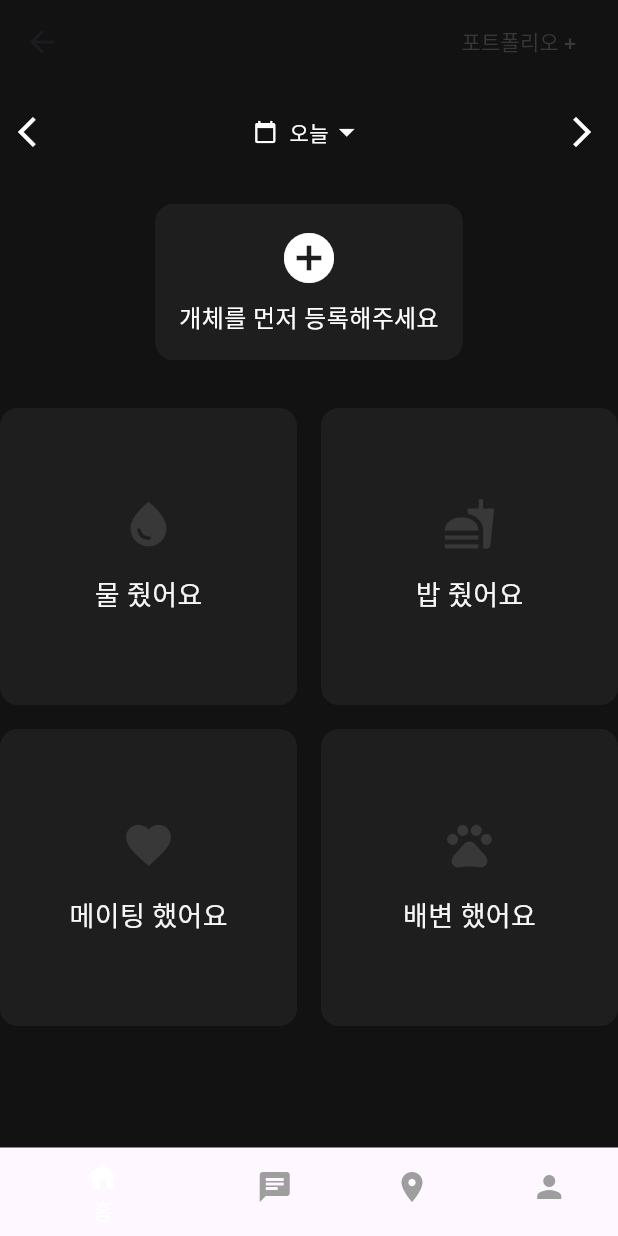
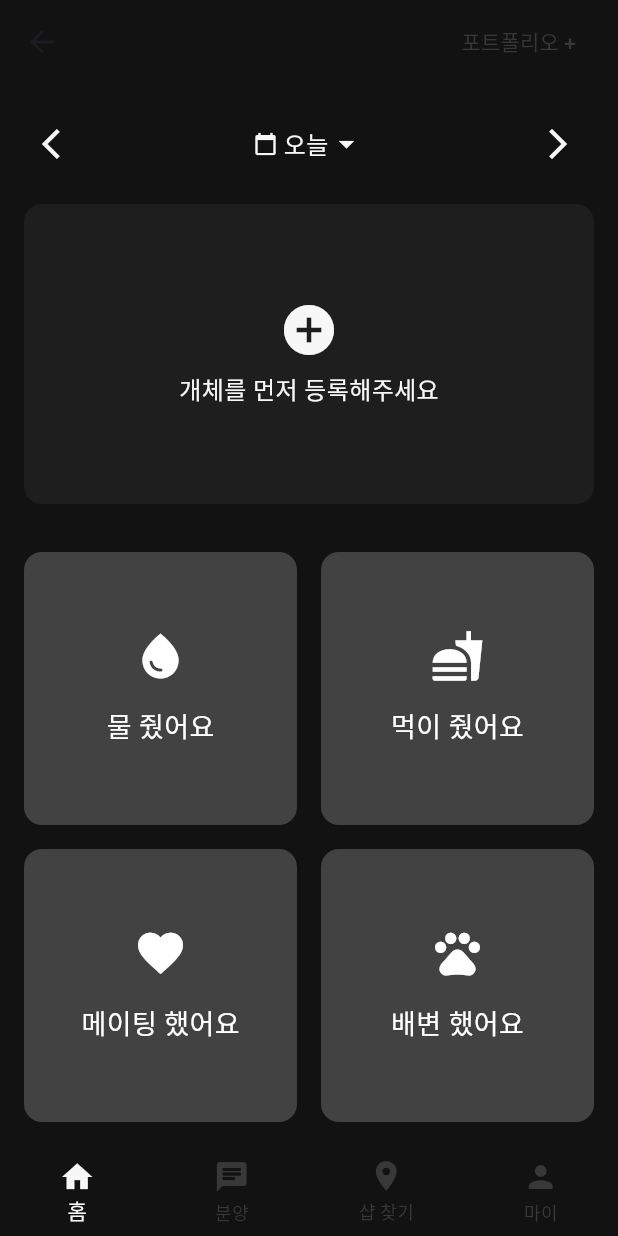
Before and after one commit to oobinkim/rep_f_Flutter, a Flutter app: the HomeView screen opened by its route, on a phone screen of 412 x 824 dp. Run offline on Flutter 3.47's test engine with Material 3 defaults, Android fonts, the phone set to English and light mode, and no system bars; our stand-ins replace cloud_firestore, firebase_auth, firebase_core; accounts and stored records are empty; Roboto replaces fonts that are missing (Pretendard); project files that could hold a hidden picture were left out.

Commit message:
그리드버튼 이미지와 아이콘 둘다 지원하도록 수정, 그리드버튼 간격수정, 개체추가 버튼 디테일수정

```diff
--- a/lib/views/home_view/home_view.dart
+++ b/lib/views/home_view/home_view.dart
@@ -1,12 +1,19 @@
 import 'package:flutter/material.dart';
 import '../../share/app_color.dart';
-import '../../widgets/grid_button.dart';
+import '../../widgets/grid_button.dart'; // GridButton을 임포트
 
-class HomeView extends StatelessWidget {
+class HomeView extends StatefulWidget {
+  @override
+  _HomeViewState createState() => _HomeViewState();
+}
+
+class _HomeViewState extends State<HomeView> {
+  int _currentIndex = 0; // 현재 선택된 탭의 인덱스
+
   @override
   Widget build(BuildContext context) {
     return Scaffold(
-      backgroundColor: AppColors.black, // 배경색
+      backgroundColor: AppColors.black,
       appBar: AppBar(
         backgroundColor: AppColors.black,
         elevation: 0,
@@ -28,17 +35,16 @@
           ],
         ),
       ),
-      body: Column(
-        crossAxisAlignment: CrossAxisAlignment.center,
+      body: Padding(
+        padding: const EdgeInsets.all(16.0),
+        child: Column(
           children: [
             // 이전, 오늘, 다음 버튼 영역
-          Padding(
-            padding: const EdgeInsets.symmetric(vertical: 8.0),
-            child: Row(
+            Row(
               mainAxisAlignment: MainAxisAlignment.spaceBetween,
               children: [
                 IconButton(
-                  icon: Icon(Icons.arrow_back_ios, color: Colors.white),
+                  icon: Icon(Icons.arrow_back_ios, color: AppColors.white),
                   onPressed: () {
                     print("이전 버튼 눌림");
                   },
@@ -48,57 +54,64 @@
                     print("오늘 드롭다운 눌림");
                   },
                   child: Row(
-                    mainAxisAlignment: MainAxisAlignment.center,
                     children: [
-                      Icon(Icons.calendar_today, color: Colors.white, size: 16),
-                      SizedBox(width: 8),
+                      Icon(Icons.calendar_today, color: AppColors.white, size: 16),
+                      SizedBox(width: 4),
                       Text(
                         "오늘",
                         style: TextStyle(
-                          color: Colors.white,
+                          color: AppColors.white,
                           fontWeight: FontWeight.w500,
+                          fontSize: 16,
                         ),
                       ),
-                      Icon(Icons.arrow_drop_down, color: Colors.white),
+                      Icon(Icons.arrow_drop_down, color: AppColors.white),
                     ],
                   ),
                 ),
                 IconButton(
-                  icon: Icon(Icons.arrow_forward_ios, color: Colors.white),
+                  icon: Icon(Icons.arrow_forward_ios, color: AppColors.white),
                   onPressed: () {
                     print("다음 버튼 눌림");
                   },
                 ),
               ],
             ),
-          ),
             SizedBox(height: 16),
+            // 개체 등록 버튼
             GestureDetector(
               onTap: () {
                 print("개체 등록 버튼 눌림");
               },
               child: Container(
-              padding: EdgeInsets.all(16), // 내부 여백
+                width: double.infinity,
+                height: 200, // 세로 길이를 늘림
+                padding: EdgeInsets.all(24),
                 decoration: BoxDecoration(
-                color:AppColors.darkGray, // 배경색 지정
-                borderRadius: BorderRadius.circular(12), // 둥근 모서리
+                  color: AppColors.darkGray,
+                  borderRadius: BorderRadius.circular(12),
                 ),
                 child: Column(
+                  mainAxisAlignment: MainAxisAlignment.center,
                   children: [
-                  Icon(Icons.add_circle, color: Colors.white, size: 40),
+                    Icon(Icons.add_circle, color: AppColors.white, size: 40),
                     SizedBox(height: 8),
                     Text(
                       "개체를 먼저 등록해주세요",
-                    style: TextStyle(color: Colors.white, fontSize: 16),
+                      style: TextStyle(
+                        color: AppColors.white,
+                        fontSize: 16,
+                        fontWeight: FontWeight.w500,
+                      ),
                     ),
                   ],
                 ),
               ),
             ),
             SizedBox(height: 32),
+            // Grid 버튼 영역
             Expanded(
               child: GridView.count(
-              shrinkWrap: true,
                 crossAxisCount: 2,
                 mainAxisSpacing: 16,
                 crossAxisSpacing: 16,
@@ -107,35 +120,59 @@
                     label: "물 줬어요",
                     icon: Icons.water_drop,
                     isSelected: false,
-                  onTap: () => print("물 줬어요 버튼 눌림"),
+                    onTap: () {
+                      print("물 줬어요 버튼 눌림");
+                    },
                   ),
                   GridButton(
-                  label: "밥 줬어요",
+                    label: "먹이 줬어요",
                     icon: Icons.fastfood,
                     isSelected: false,
-                  onTap: () => print("밥 줬어요 버튼 눌림"),
+                    onTap: () {
+                      print("먹이 줬어요 버튼 눌림");
+                    },
                   ),
                   GridButton(
                     label: "메이팅 했어요",
                     icon: Icons.favorite,
                     isSelected: false,
-                  onTap: () => print("메이팅 했어요 버튼 눌림"),
+                    onTap: () {
+                      print("메이팅 했어요 버튼 눌림");
+                    },
                   ),
                   GridButton(
                     label: "배변 했어요",
                     icon: Icons.pets,
                     isSelected: false,
-                  onTap: () => print("배변 했어요 버튼 눌림"),
+                    onTap: () {
+                      print("배변 했어요 버튼 눌림");
+                    },
+                  ),
+                  GridButton(
+                    label: "탈피 했어요",
+                    icon: Icons.change_circle,
+                    isSelected: false,
+                    onTap: () {
+                      print("탈피 했어요 버튼 눌림");
+                    },
                   ),
                 ],
               ),
             ),
           ],
         ),
+      ),
       bottomNavigationBar: BottomNavigationBar(
-        backgroundColor: Colors.black,
-        selectedItemColor: Colors.white,
-        unselectedItemColor: Colors.grey,
+        type: BottomNavigationBarType.fixed, // 고정 타입 설정
+        backgroundColor: AppColors.black, // 배경색 검정으로 설정
+        selectedItemColor: AppColors.white, // 선택된 아이템 색상
+        unselectedItemColor: AppColors.lightGray, // 선택되지 않은 아이템 색상
+        currentIndex: _currentIndex, // 현재 선택된 탭의 인덱스
+        onTap: (int index) {
+          setState(() {
+            _currentIndex = index; // 선택된 인덱스를 업데이트
+          });
+        },
         items: [
           BottomNavigationBarItem(
             icon: Icon(Icons.home),
--- a/lib/widgets/grid_button.dart
+++ b/lib/widgets/grid_button.dart
@@ -1,9 +1,8 @@
 import 'package:flutter/material.dart';
-import '../../share/app_color.dart';
 
 class GridButton extends StatelessWidget {
   final String label;
-  final IconData icon;
+  final dynamic icon; // IconData 또는 Widget 타입 모두 지원
   final bool isSelected;
   final VoidCallback onTap;
 
@@ -17,40 +16,48 @@
 
   @override
   Widget build(BuildContext context) {
-    return Expanded(
-      child: GestureDetector(
+    return GestureDetector(
       onTap: onTap,
       child: Container(
-          height: 180,
         decoration: BoxDecoration(
-            color: isSelected ? AppColors.purposeButtonGrey : AppColors.darkGray,
+          color: isSelected ? Colors.grey[700] : Colors.grey[800],
           borderRadius: BorderRadius.circular(12),
           border: Border.all(
-              color: isSelected ? AppColors.lightGreen : Colors.transparent,
+            color: isSelected ? Colors.green : Colors.transparent,
             width: 2,
           ),
         ),
         child: Column(
           mainAxisAlignment: MainAxisAlignment.center,
           children: [
-              Icon(
-                icon,
-                size: 36,
-                color: AppColors.lightGray,
-              ),
+            _buildIcon(), // 아이콘 또는 위젯을 렌더링
             SizedBox(height: 16),
             Text(
               label,
               style: TextStyle(
                 fontSize: 18,
                 fontWeight: FontWeight.w500,
-                  color: AppColors.white,
+                color: Colors.white,
               ),
             ),
           ],
         ),
       ),
-      ),
     );
   }
+
+  Widget _buildIcon() {
+    // 아이콘이 IconData 타입이면 Icon 위젯 생성, 아니면 그대로 반환
+    if (icon is IconData) {
+      return Icon(
+        icon,
+        size: 36,
+        color: Colors.white,
+      );
+    } else if (icon is Widget) {
+      return icon; // 커스텀 위젯 반환 (Image, Svg 등)
+    } else {
+      throw ArgumentError('icon must be either IconData or a Widget');
     }
+  }
+}
```
Lines whose indentation alone changed are shown as unchanged.
